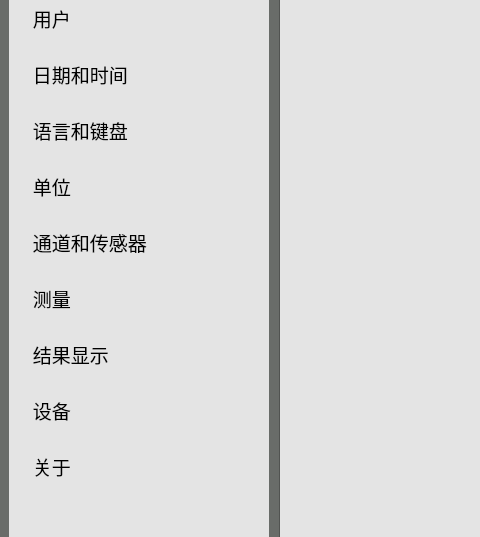
Above: src/jp_settingscreen/jp_settingscreen.ui from Jsvi53/qt_custom_widget before the change; both pictures show x 0 to 480 and y 102 to 639 of the 1280 by 800 pixel window. Below: the same form after it.
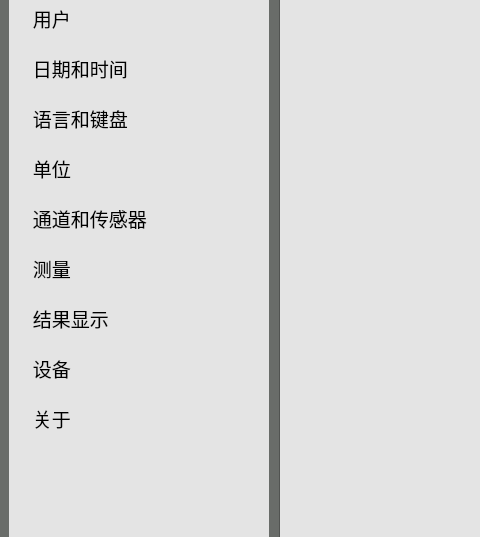
That is the form after the change. Icons and pictures are not drawn.

Patch:
```diff
--- a/src/jp_settingscreen/jp_settingscreen.ui
+++ b/src/jp_settingscreen/jp_settingscreen.ui
@@ -404,6 +404,9 @@
          </rect>
         </property>
         <layout class="QVBoxLayout" name="verticalLayout_2">
+         <property name="spacing">
+          <number>0</number>
+         </property>
          <item>
           <widget class="QPushButton" name="setting_userBtn">
            <property name="minimumSize">
```
